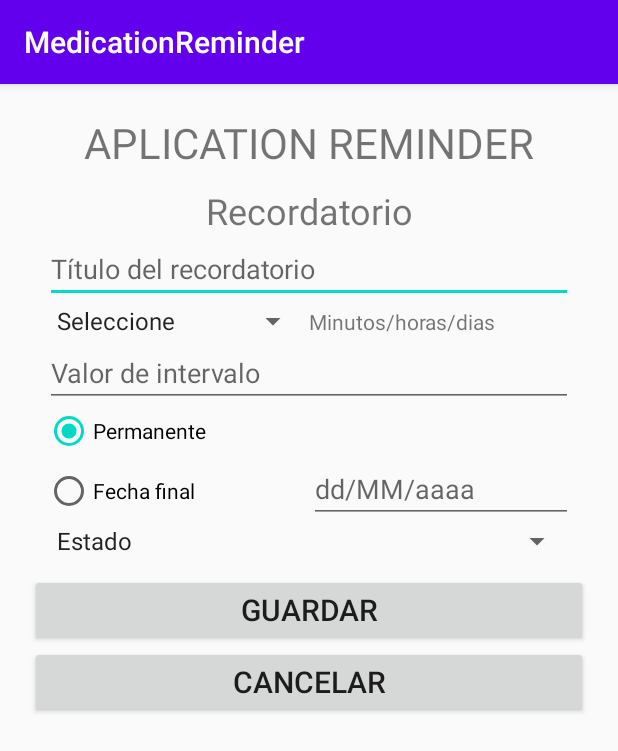
After one commit to sofiaescobar28/MedicationReminder01, an Android app: the Add_Recordatorios screen opened directly, with no data from a screen before it, on a phone screen of 412 x 824 dp. The commit adds this screen. Shown: the top 751 px of the screen. Run offline under Robolectric (Android 15) with nearby library versions, the phone set to English and light mode, and no system bars.

Commit message:
Creada la pantalla de agregar/editar recordatorio

```diff
--- a/app/src/main/AndroidManifest.xml
+++ b/app/src/main/AndroidManifest.xml
@@ -9,7 +9,9 @@
         android:roundIcon="@mipmap/ic_launcher_round"
         android:supportsRtl="true"
         android:theme="@style/AppTheme">
-        <activity android:name=".Principal"></activity>
+        <activity android:name=".Add_Recordatorios">
+        </activity>
+        <activity android:name=".Principal" />
         <activity android:name=".Splash_inicio">
             <intent-filter>
                 <action android:name="android.intent.action.MAIN" />
--- /dev/null
+++ b/app/src/main/java/sv/edu/catolica/medicationreminder/Add_Recordatorios.java
@@ -0,0 +1,14 @@
+package sv.edu.catolica.medicationreminder;
+
+import androidx.appcompat.app.AppCompatActivity;
+
+import android.os.Bundle;
+
+public class Add_Recordatorios extends AppCompatActivity {
+
+    @Override
+    protected void onCreate(Bundle savedInstanceState) {
+        super.onCreate(savedInstanceState);
+        setContentView(R.layout.activity_add__recordatorios);
+    }
+}
--- /dev/null
+++ b/app/src/main/res/layout/activity_add__recordatorios.xml
@@ -0,0 +1,131 @@
+<?xml version="1.0" encoding="utf-8"?>
+<LinearLayout xmlns:android="http://schemas.android.com/apk/res/android"
+    xmlns:app="http://schemas.android.com/apk/res-auto"
+    xmlns:tools="http://schemas.android.com/tools"
+    android:layout_width="match_parent"
+    android:layout_height="match_parent"
+    android:orientation="vertical"
+    tools:context=".Add_Recordatorios"
+    android:padding="20dp">
+
+    <TextView
+        android:id="@+id/textView2"
+        android:layout_width="match_parent"
+        android:layout_height="wrap_content"
+        android:gravity="center"
+        android:text="APLICATION REMINDER"
+        android:textSize="28sp" />
+
+    <ImageView
+        android:id="@+id/imageView"
+        android:layout_width="match_parent"
+        android:layout_height="wrap_content"
+        android:contentDescription="@string/logo_de_app"
+        tools:srcCompat="@tools:sample/avatars" />
+    <LinearLayout
+        android:layout_width="match_parent"
+        android:layout_height="wrap_content"
+        android:orientation="vertical"
+        android:layout_margin="10dp">
+        <TextView
+            android:layout_width="match_parent"
+            android:layout_height="wrap_content"
+            android:gravity="center"
+            android:text="@string/recordatorio"
+            android:textSize="24sp"/>
+
+        <EditText
+            android:id="@+id/etTitRecordatorio"
+            android:layout_width="match_parent"
+            android:layout_height="wrap_content"
+            android:ems="10"
+            android:inputType="text"
+            android:hint="@string/titulo_recordatorio"
+            android:importantForAutofill="no" />
+
+        <LinearLayout
+            android:layout_width="match_parent"
+            android:layout_height="wrap_content"
+            android:orientation="horizontal">
+            <Spinner
+                android:id="@+id/spnMDH"
+                android:layout_width="match_parent"
+                android:layout_height="wrap_content"
+                android:layout_weight="1"
+                android:entries="@array/MDH_valores"/>
+            <TextView
+                android:layout_width="match_parent"
+                android:layout_height="wrap_content"
+                android:text="@string/MDH"
+                android:layout_weight="1"/>
+        </LinearLayout>
+
+        <EditText
+            android:id="@+id/etValorIntervalo"
+            android:layout_width="match_parent"
+            android:layout_height="wrap_content"
+            android:ems="10"
+            android:hint="@string/valor_intervalo"
+            android:inputType="number"
+            android:importantForAutofill="no" />
+        <RadioGroup
+            android:layout_width="match_parent"
+            android:layout_height="wrap_content">
+            <RadioButton
+                android:id="@+id/radPermanente"
+                android:layout_width="match_parent"
+                android:layout_height="wrap_content"
+                android:text="@string/permanente"
+                android:checked="true"/>
+            <LinearLayout
+                android:layout_width="match_parent"
+                android:layout_height="wrap_content"
+                android:orientation="horizontal">
+                <RadioButton
+                    android:id="@+id/radio"
+                    android:layout_width="match_parent"
+                    android:layout_height="wrap_content"
+                    android:text="@string/fecha_final"
+                    android:layout_weight="1"/>
+                <!--<CalendarView
+                    android:layout_width="wrap_content"
+                    android:layout_height="wrap_content"
+                    android:dateTextAppearance="@id"/>-->
+                <EditText
+                    android:id="@+id/etFechaFin"
+                    android:layout_width="match_parent"
+                    android:layout_height="wrap_content"
+                    android:layout_weight="1"
+                    android:ems="20"
+                    android:hint="@string/formatoFechaFinal"
+                    android:inputType="numberDecimal"
+                    android:importantForAutofill="no" />
+            </LinearLayout>
+        </RadioGroup>
+        <Spinner
+            android:id="@+id/spnEstado"
+            android:layout_width="match_parent"
+            android:layout_height="wrap_content"
+            android:entries="@array/EstadoR_valores"/>
+        </LinearLayout>
+
+    <LinearLayout
+        android:layout_width="match_parent"
+        android:layout_height="wrap_content"
+        android:orientation="vertical">
+
+        <Button
+            android:id="@+id/btnGuardarRec"
+            android:layout_width="match_parent"
+            android:layout_height="wrap_content"
+            android:text="GUARDAR"
+            android:textSize="20sp" />
+        <Button
+            android:id="@+id/btnCancelarRec"
+            android:layout_width="match_parent"
+            android:layout_height="wrap_content"
+            android:text="CANCELAR"
+            android:textSize="20sp" />
+
+    </LinearLayout>
+</LinearLayout>
--- /dev/null
+++ b/app/src/main/res/values/EstadoR_valores.xml
@@ -0,0 +1,8 @@
+<?xml version="1.0" encoding="utf-8"?>
+<resources>
+    <string-array name="EstadoR_valores">
+        <item>Estado</item>
+        <item>En curso</item>
+        <item>Terminado</item>
+    </string-array>
+</resources>
--- /dev/null
+++ b/app/src/main/res/values/MDH_valores.xml
@@ -0,0 +1,10 @@
+<?xml version="1.0" encoding="utf-8"?>
+<resources>
+    <string-array name="MDH_valores">
+        <item>Seleccione</item>
+        <item>Minutos</item>
+        <item>Hora</item>
+        <item>Días</item>
+        <item>Semanas</item>
+    </string-array>
+</resources>
--- a/app/src/main/res/values/strings.xml
+++ b/app/src/main/res/values/strings.xml
@@ -1,3 +1,12 @@
 <resources>
     <string name="app_name">MedicationReminder</string>
+    <string name="recordatorio">Recordatorio</string>
+    <string name="titulo_recordatorio">Título del recordatorio</string>
+    <string name="MDH">Minutos/horas/dias</string>
+    <string name="valor_intervalo">Valor de intervalo</string>
+    <string name="permanente">Permanente</string>
+    <string name="fecha_final">Fecha final</string>
+    <string name="dd_mm_aaa">dd/mm/aaa</string>
+    <string name="formatoFechaFinal">dd/MM/aaaa</string>
+    <string name="logo_de_app">logo de app</string>
 </resources>
```
